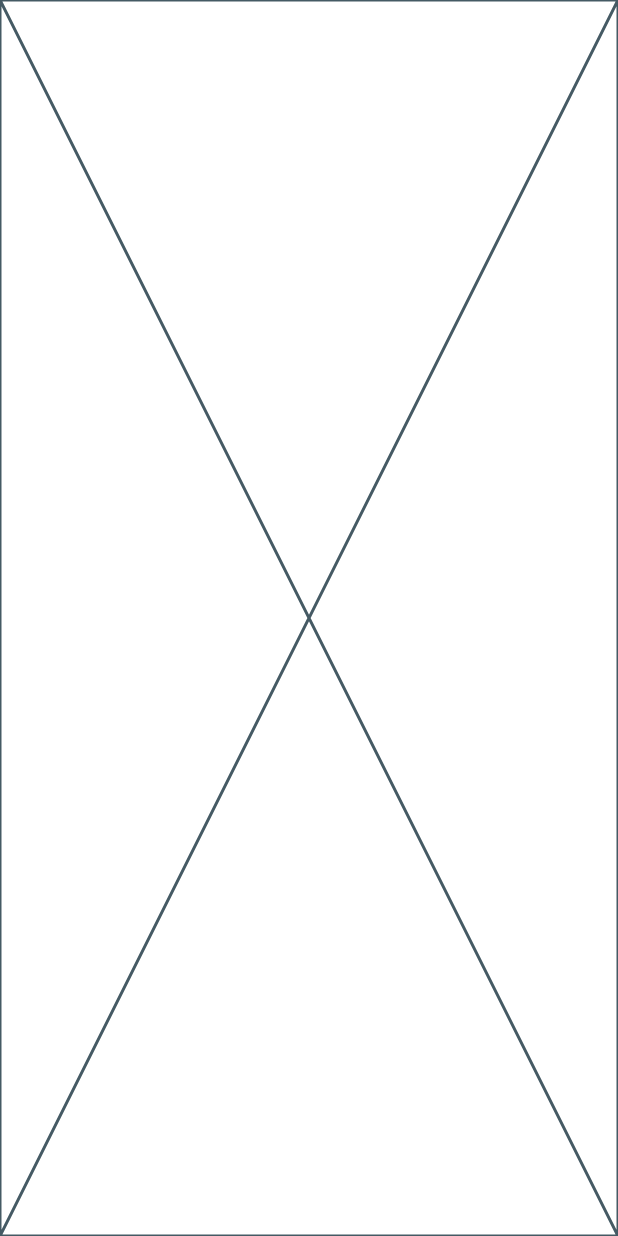
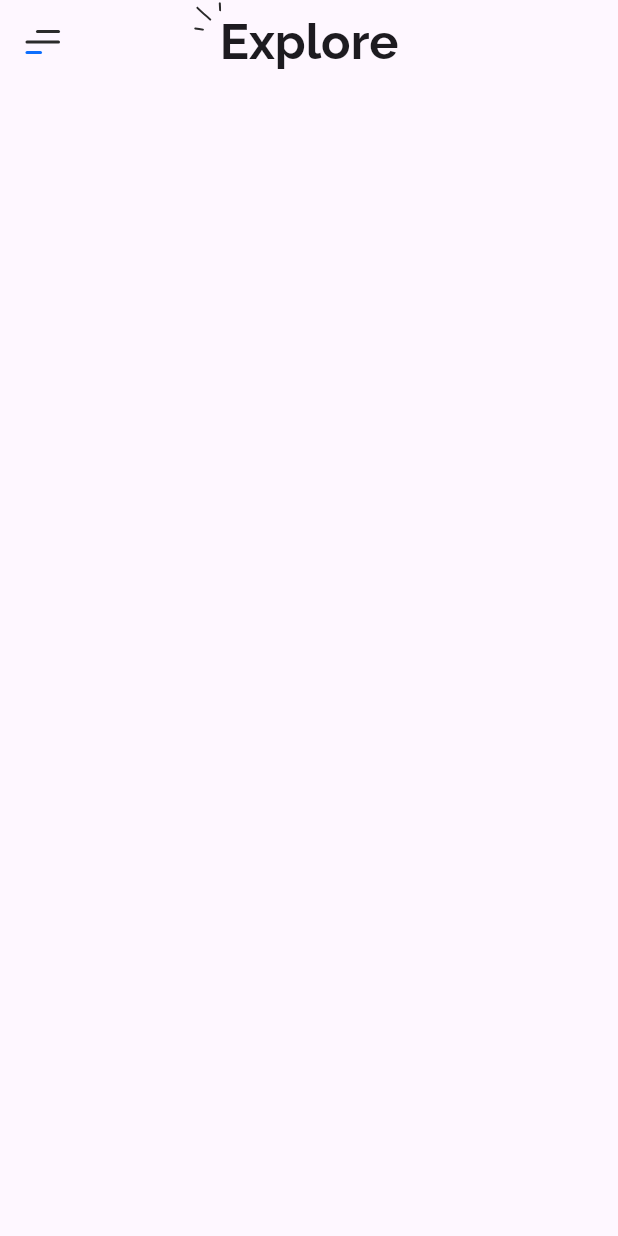
Before and after one commit to NadyAlwazah/flutter-task08-api-home-screen-beg, a Flutter app: the screen it shows after launch, on a phone screen of 412 x 824 dp. Run offline on Flutter 3.47's test engine with Material 3 defaults, Android fonts, the phone set to English and light mode, and no system bars; our stand-ins replace flutter_screenutil, flutter_svg, google_fonts.

Commit message:
feat(home): add initial AppBar with leading and title

```diff
--- /dev/null
+++ b/lib/core/utils/assets.dart
@@ -0,0 +1,4 @@
+class AssetsData {
+  static const iconMenuSvg = "assets/icons/menu.svg";
+  static const iconHighlightSvg = "assets/icons/Highlight.svg";
+}
--- /dev/null
+++ b/lib/core/utils/styles.dart
@@ -0,0 +1,10 @@
+import 'package:flutter/material.dart';
+import 'package:flutter_screenutil/flutter_screenutil.dart';
+import 'package:google_fonts/google_fonts.dart';
+
+abstract class Styles {
+  static TextStyle textStyle32Bold = GoogleFonts.raleway(
+    fontSize: 32.sp,
+    fontWeight: FontWeight.bold,
+  );
+}
--- a/lib/features/home/presentation/views/home_view.dart
+++ b/lib/features/home/presentation/views/home_view.dart
@@ -1,10 +1,32 @@
 import 'package:flutter/material.dart';
+import 'package:flutter_svg/svg.dart';
+import 'package:flutter_task08_api_home_screen_beg/core/utils/assets.dart';
+import 'package:flutter_task08_api_home_screen_beg/core/utils/styles.dart';
 
 class HomeView extends StatelessWidget {
   const HomeView({super.key});
 
   @override
   Widget build(BuildContext context) {
-    return const Placeholder();
+    return Scaffold(
+      appBar: AppBar(
+        leading: IconButton(
+          onPressed: () {},
+          icon: SvgPicture.asset(AssetsData.iconMenuSvg),
+        ),
+        title: Stack(
+          clipBehavior: Clip.none,
+          children: [
+            Text("Explore", style: Styles.textStyle32Bold),
+            Positioned(
+              left: -17,
+              top: -6,
+              child: SvgPicture.asset(AssetsData.iconHighlightSvg),
+            ),
+          ],
+        ),
+        centerTitle: true,
+      ),
+    );
   }
 }
```
Also changed, not shown: pubspec.yaml (+4 -3 lines), assets/icons/Highlight.svg (added), assets/icons/menu.svg (added), pubspec.lock, 2 other files.
